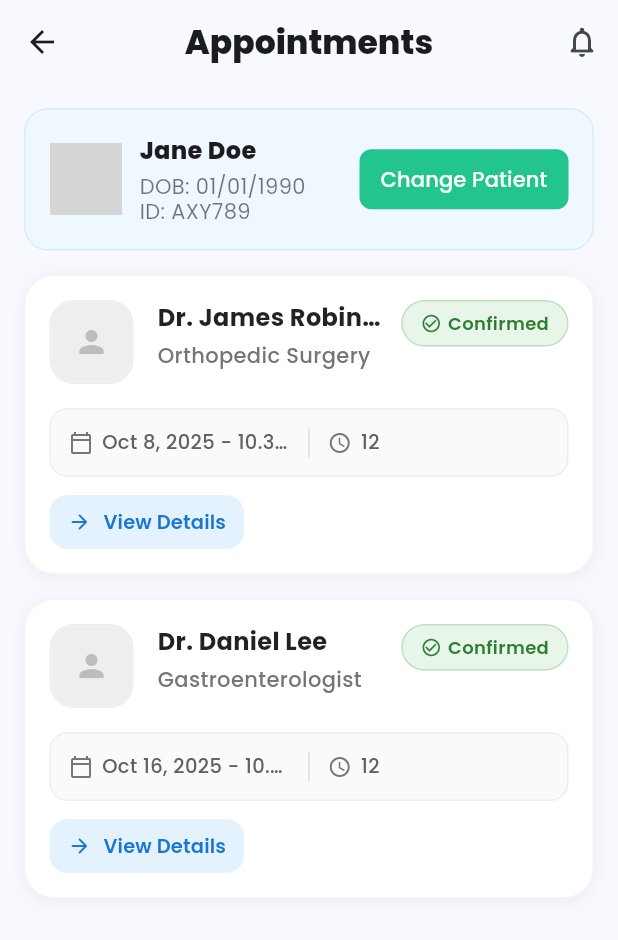
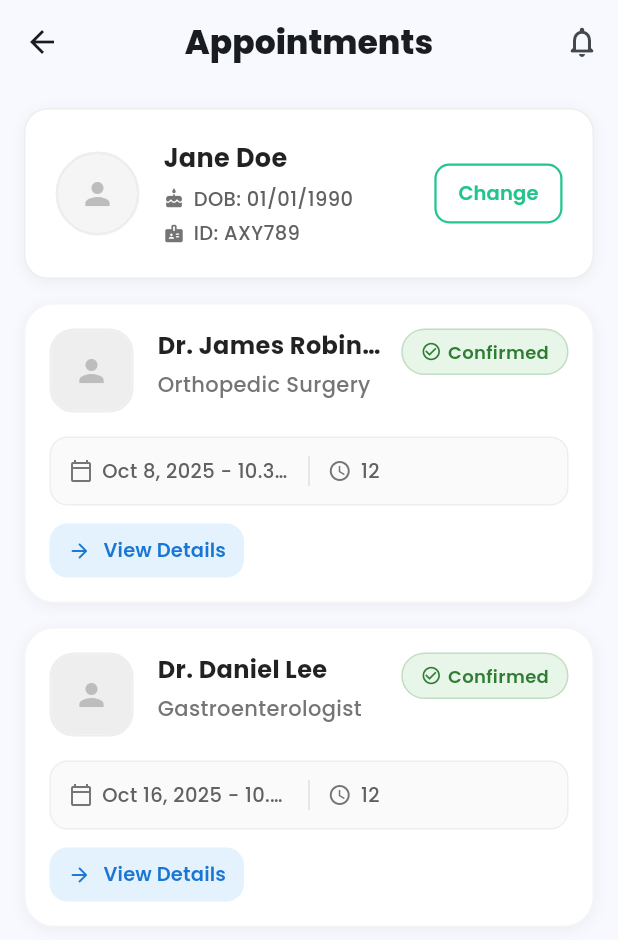
Before and after one commit to saeedkg/arogyam, a Flutter app: the AppointmentsScreen screen opened by its route, on a phone screen of 412 x 824 dp. Shown: the top 940 px of the screen. Run offline on Flutter 3.47's test engine with Material 3 defaults, Android fonts, the phone set to English and light mode, and no system bars; our stand-ins replace carousel_slider, connectivity_plus, dio, flutter_svg, get, google_fonts and 2 more; missing offline and left inert: encrypt; accounts and stored records are empty; network calls fail; grey boxes are pictures that could not be loaded.

Commit message:
patient card updated

```diff
--- a/lib/appointment/appointments_screen.dart
+++ b/lib/appointment/appointments_screen.dart
@@ -2,6 +2,7 @@ import 'package:flutter/material.dart';
 import 'package:get/get.dart';
 import '../landing/controller/bookings_controller.dart';
 import 'components/appontment_card.dart';
+import 'components/patient_card.dart';
 
 class AppointmentsScreen extends StatelessWidget {
   const AppointmentsScreen({super.key});
@@ -20,7 +21,7 @@ class AppointmentsScreen extends StatelessWidget {
           : ListView(
               padding: const EdgeInsets.all(16),
               children: [
-                _PatientCard(
+                PatientCard(
                   name: 'Jane Doe',
                   dob: '01/01/1990',
                   id: 'AXY789',
@@ -98,38 +99,3 @@ class _Tabs extends StatelessWidget {
     );
   }
 }
-
-class _PatientCard extends StatelessWidget {
-  final String name;
-  final String dob;
-  final String id;
-  final String imageUrl;
-  final VoidCallback onChange;
-  const _PatientCard({required this.name, required this.dob, required this.id, required this.imageUrl, required this.onChange});
-
-  @override
-  Widget build(BuildContext context) {
-    return Container(
-      decoration: BoxDecoration(color: const Color(0xFFEFF8FF), borderRadius: BorderRadius.circular(16), border: Border.all(color: const Color(0xFFD7EDFB))),
-      padding: const EdgeInsets.all(16),
-      child: Row(
-        children: [
-          ClipOval(child: Image.network(imageUrl, width: 48, height: 48, fit: BoxFit.cover)),
-          const SizedBox(width: 12),
-          Expanded(
-            child: Column(crossAxisAlignment: CrossAxisAlignment.start, children: [
-              Text(name, style: const TextStyle(fontSize: 16, fontWeight: FontWeight.w800)),
-              const SizedBox(height: 4),
-              Text('DOB: $dob\nID: $id', style: const TextStyle(color: Colors.black54, height: 1.2)),
-            ]),
-          ),
-          TextButton(
-            onPressed: onChange,
-            style: TextButton.styleFrom(backgroundColor: const Color(0xFF22C58B), foregroundColor: Colors.white, padding: const EdgeInsets.symmetric(horizontal: 14, vertical: 10), shape: RoundedRectangleBorder(borderRadius: BorderRadius.circular(8))),
-            child: const Text('Change Patient'),
-          )
-        ],
-      ),
-    );
-  }
-}
--- /dev/null
+++ b/lib/appointment/components/patient_card.dart
@@ -0,0 +1,132 @@
+import 'package:flutter/cupertino.dart';
+import 'package:flutter/material.dart';
+
+class PatientCard extends StatelessWidget {
+  final String name;
+  final String dob;
+  final String id;
+  final String imageUrl;
+  final VoidCallback onChange;
+  const PatientCard({required this.name, required this.dob, required this.id, required this.imageUrl, required this.onChange});
+
+  @override
+  Widget build(BuildContext context) {
+    return Container(
+      decoration: BoxDecoration(
+        color: Colors.white,
+        borderRadius: BorderRadius.circular(16),
+        border: Border.all(color: Colors.grey.shade200),
+        boxShadow: [
+          BoxShadow(
+            color: Colors.black.withOpacity(0.05),
+            blurRadius: 8,
+            offset: const Offset(0, 2),
+          ),
+        ],
+      ),
+      padding: const EdgeInsets.all(20),
+      child: Row(
+        children: [
+          Container(
+            width: 56,
+            height: 56,
+            decoration: BoxDecoration(
+              shape: BoxShape.circle,
+              border: Border.all(color: Colors.grey.shade200, width: 2),
+            ),
+            child: ClipOval(
+              child: Image.network(
+                imageUrl,
+                width: 56,
+                height: 56,
+                fit: BoxFit.cover,
+                errorBuilder: (context, error, stackTrace) => Container(
+                  color: Colors.grey.shade100,
+                  child: Icon(
+                    Icons.person,
+                    color: Colors.grey.shade400,
+                    size: 24,
+                  ),
+                ),
+              ),
+            ),
+          ),
+          const SizedBox(width: 16),
+          Expanded(
+            child: Column(
+              crossAxisAlignment: CrossAxisAlignment.start,
+              children: [
+                Text(
+                  name,
+                  style: const TextStyle(
+                    fontSize: 17,
+                    fontWeight: FontWeight.w700,
+                    color: Colors.black87,
+                  ),
+                  maxLines: 1,
+                  overflow: TextOverflow.ellipsis,
+                ),
+                const SizedBox(height: 6),
+                Column(
+                  crossAxisAlignment: CrossAxisAlignment.start,
+                  children: [
+                    _buildInfoItem(Icons.cake_rounded, 'DOB: $dob'),
+                    const SizedBox(height: 4),
+                    _buildInfoItem(Icons.badge_rounded, 'ID: $id'),
+                  ],
+                ),
+              ],
+            ),
+          ),
+          const SizedBox(width: 12),
+          Container(
+            height: 40,
+            child: OutlinedButton(
+              onPressed: onChange,
+              style: OutlinedButton.styleFrom(
+                foregroundColor: const Color(0xFF22C58B),
+                side: const BorderSide(color: Color(0xFF22C58B), width: 1.5),
+                padding: const EdgeInsets.symmetric(horizontal: 16, vertical: 0),
+                shape: RoundedRectangleBorder(
+                  borderRadius: BorderRadius.circular(10),
+                ),
+              ),
+              child: const Text(
+                'Change',
+                style: TextStyle(
+                  fontWeight: FontWeight.w600,
+                  fontSize: 13,
+                ),
+              ),
+            ),
+          ),
+        ],
+      ),
+    );
+  }
+
+  Widget _buildInfoItem(IconData icon, String text) {
+    return Row(
+      children: [
+        Icon(
+          icon,
+          size: 14,
+          color: Colors.grey.shade600,
+        ),
+        const SizedBox(width: 6),
+        Expanded(
+          child: Text(
+            text,
+            style: TextStyle(
+              color: Colors.grey.shade700,
+              fontSize: 13,
+              fontWeight: FontWeight.w500,
+            ),
+            maxLines: 1,
+            overflow: TextOverflow.ellipsis,
+          ),
+        ),
+      ],
+    );
+  }
+}
```
